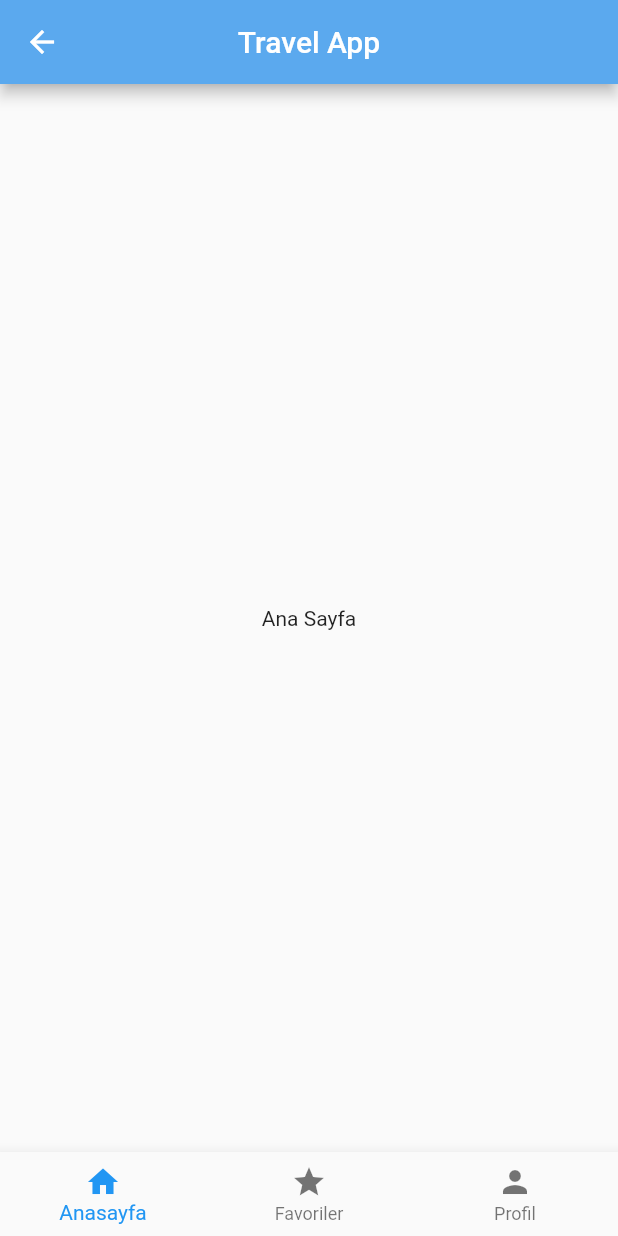
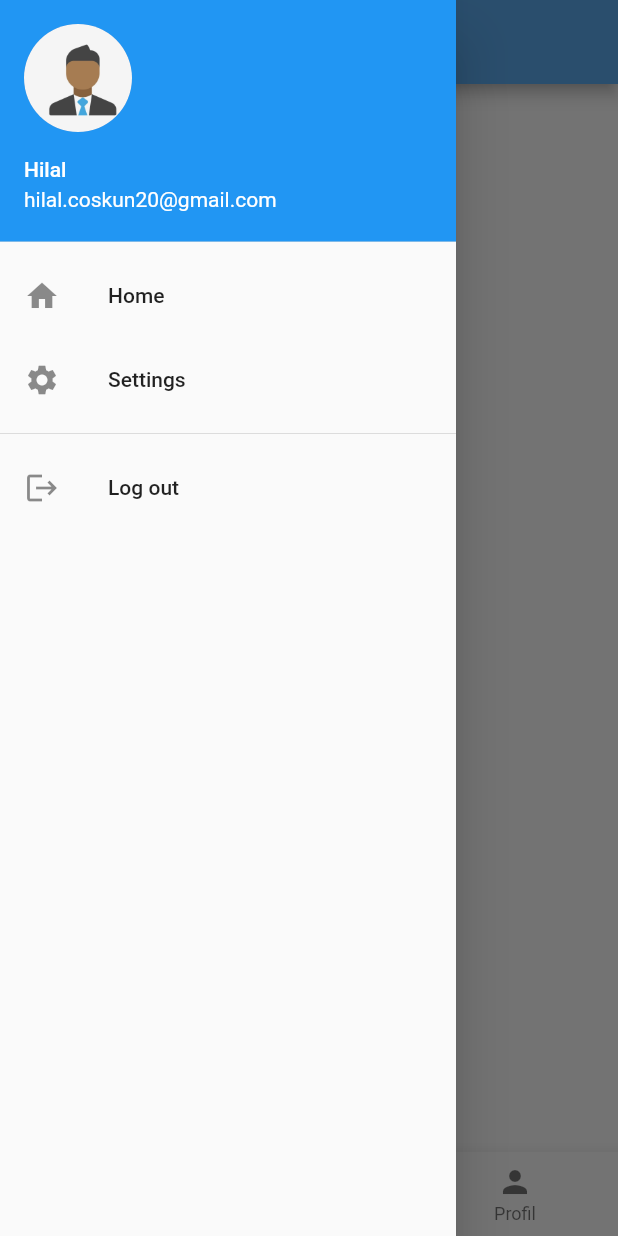
Before and after one commit to hilal-coskun/Flutter-Tutorial, a Flutter app: the MenuPage screen opened directly, with the side drawer open (before the commit the screen has no drawer), on a phone screen of 412 x 824 dp. Run offline on Flutter 3.47's test engine with Material 2 defaults, Android fonts, the phone set to English and light mode, and no system bars.

Commit message:
created sidebar part content

```diff
--- a/flutter_tutorial_1/lib/views/menu_page.dart
+++ b/flutter_tutorial_1/lib/views/menu_page.dart
@@ -1,6 +1,7 @@
 import 'package:flutter/material.dart';
 import 'package:flutter_tutorial_1/views/favorite_page.dart';
 import 'package:flutter_tutorial_1/views/home_page.dart';
+import 'package:flutter_tutorial_1/views/launch_page.dart';
 import 'package:flutter_tutorial_1/views/profile_page.dart';
 
 class MenuPage extends StatefulWidget {
@@ -36,6 +37,56 @@ class _MenuPageState extends State<MenuPage> {
         centerTitle: true,
       ),
 
+      //sidebar
+      drawer: Drawer(
+        child: ListView(
+          //üst kısımdaki boşluğu kapatır
+          padding: EdgeInsets.zero,
+          children: [
+            const UserAccountsDrawerHeader(
+              accountName: Text(
+                'Hilal',
+                style: TextStyle(color: Colors.white),
+              ),
+              accountEmail: Text(
+                'hilal.coskun20@gmail.com',
+                style: TextStyle(color: Colors.white),
+              ),
+              currentAccountPicture: CircleAvatar(
+                backgroundImage: AssetImage('assets/images/avatar.jpg'),
+              ),
+            ),
+
+            //Anasayfaya yönlendirme
+            ListTile(
+              title: Text('Home'),
+              leading: Icon(Icons.home),
+              onTap: () => Navigator.pop(context)
+            ),
+
+            //Settings
+            ListTile(
+              title: Text('Settings'),
+              leading: Icon(Icons.settings),
+            ),
+
+            Divider(),
+
+            //Çıkışa yönlendirme
+            ListTile(
+              title: Text('Log out'),
+              leading: Icon(Icons.logout),
+              onTap: () => Navigator.push(
+                context,
+                MaterialPageRoute(
+                  builder: (context) => LaunchPage()
+                )
+              ),
+            )
+          ],
+        ),
+      ),
+
       bottomNavigationBar:  BottomNavigationBar(
         items: const  <BottomNavigationBarItem>[
           BottomNavigationBarItem(
@@ -55,7 +106,7 @@ class _MenuPageState extends State<MenuPage> {
         onTap: _onItemTapped,
       ),
 
-
+      //sayfalar arası geçiş
       body:
         _selectedIndex == 0 ? HomePage()
         :_selectedIndex == 1 ? FavoritePage()
```
Also changed, not shown: flutter_tutorial_1/assets/images/avatar.jpg (added).
